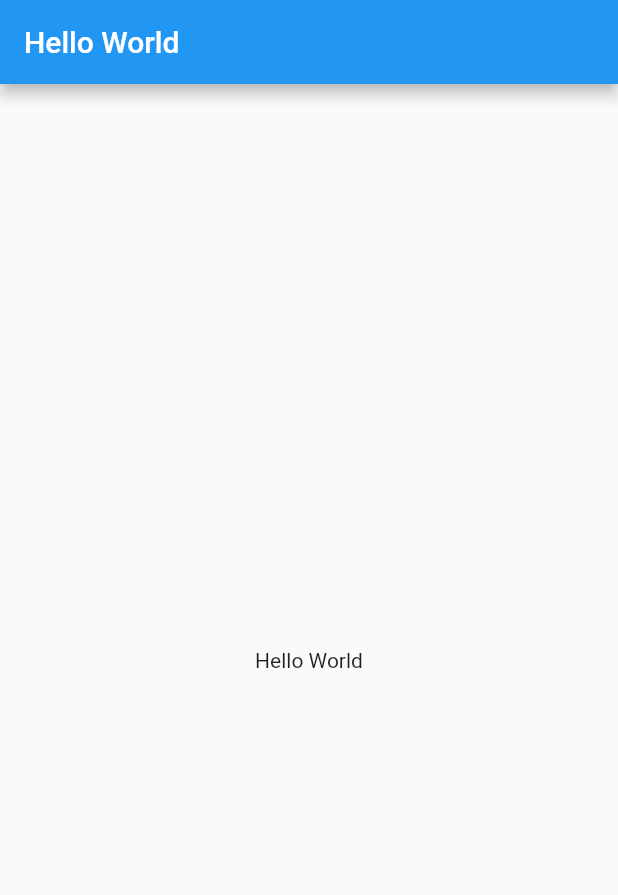
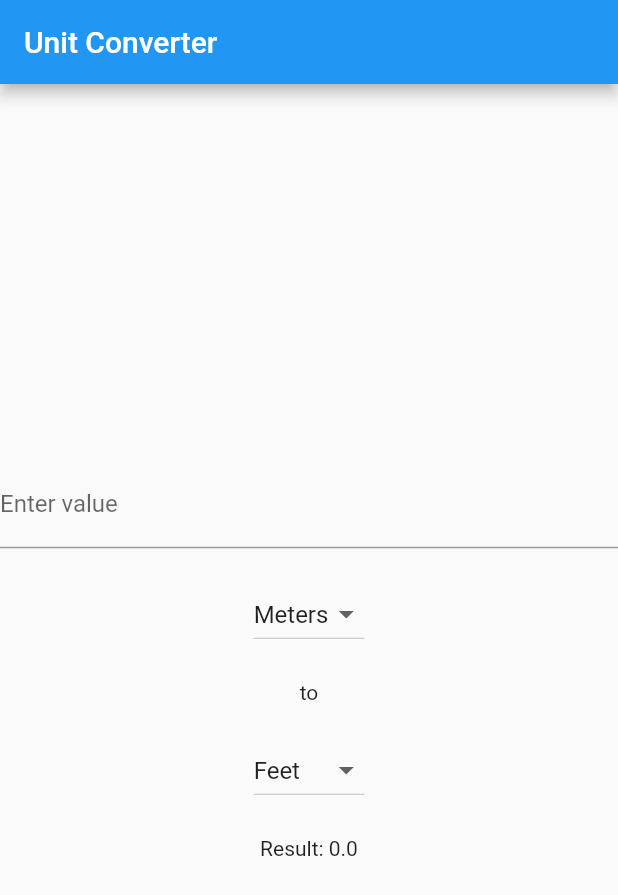
Before and after one commit to Masaya1582/Flutter_Playground, a Flutter app: the screen it shows after launch, on a phone screen of 412 x 824 dp. Shown: the top 895 px of the screen. Run offline on Flutter 3.47's test engine with Material 2 defaults, Android fonts, the phone set to English and light mode, and no system bars.

Commit message:
Unit変換(Convert Units)

```diff
--- a/lib/main.dart
+++ b/lib/main.dart
@@ -1,32 +1,109 @@
 import 'package:flutter/material.dart';
 
-void main() {
-  runApp(MyApp());
-}
+void main() => runApp(UnitConverterApp());
 
-class MyApp extends StatelessWidget {
+class UnitConverterApp extends StatelessWidget {
   @override
   Widget build(BuildContext context) {
     return MaterialApp(
-      title: 'Flutter Demo',
-      home: const MyHomePage(title: 'Hello World'),
+      title: 'Unit Converter',
+      theme: ThemeData(primarySwatch: Colors.blue),
+      home: UnitConverterScreen(),
     );
   }
 }
 
-class MyHomePage extends StatelessWidget {
-  const MyHomePage({Key? key, required this.title}) : super(key: key);
+class UnitConverterScreen extends StatefulWidget {
+  @override
+  _UnitConverterScreenState createState() => _UnitConverterScreenState();
+}
 
-  final String title;
+class _UnitConverterScreenState extends State<UnitConverterScreen> {
+  double inputValue = 0.0;
+  String selectedFromUnit = 'Meters';
+  String selectedToUnit = 'Feet';
+  double resultValue = 0.0;
+
+  Map<String, double> unitConversionMap = {
+    'Meters': 1,
+    'Feet': 3.28084,
+    'Yards': 1.09361,
+  };
+
+  void convertUnits() {
+    double? fromUnitValue = unitConversionMap[selectedFromUnit];
+    double? toUnitValue = unitConversionMap[selectedToUnit];
+    if (fromUnitValue != null && toUnitValue != null) {
+      resultValue = inputValue * (toUnitValue / fromUnitValue);
+    } else {
+      resultValue = 0.0;
+    }
+  }
 
   @override
   Widget build(BuildContext context) {
     return Scaffold(
-      appBar: AppBar(
-        title: Text(title),
-      ),
+      appBar: AppBar(title: Text('Unit Converter')),
       body: Center(
-        child: Text('Hello World'),
+        child: Column(
+          mainAxisAlignment: MainAxisAlignment.center,
+          children: [
+            TextField(
+              onChanged: (value) {
+                setState(() {
+                  inputValue = double.tryParse(value) ?? 0.0;
+                  convertUnits();
+                });
+              },
+              keyboardType: TextInputType.number,
+              decoration: InputDecoration(labelText: 'Enter value'),
+            ),
+            SizedBox(height: 20),
+            DropdownButton<String>(
+              value: selectedFromUnit,
+              onChanged: (String? newValue) {
+                if (newValue != null) {
+                  setState(() {
+                    selectedFromUnit = newValue;
+                    convertUnits();
+                  });
+                }
+              },
+              items: unitConversionMap.keys.map<DropdownMenuItem<String>>(
+                (String value) {
+                  return DropdownMenuItem<String>(
+                    value: value,
+                    child: Text(value),
+                  );
+                },
+              ).toList(),
+            ),
+            SizedBox(height: 20),
+            Text('to'),
+            SizedBox(height: 20),
+            DropdownButton<String>(
+              value: selectedToUnit,
+              onChanged: (String? newValue) {
+                if (newValue != null) {
+                  setState(() {
+                    selectedToUnit = newValue;
+                    convertUnits();
+                  });
+                }
+              },
+              items: unitConversionMap.keys.map<DropdownMenuItem<String>>(
+                (String value) {
+                  return DropdownMenuItem<String>(
+                    value: value,
+                    child: Text(value),
+                  );
+                },
+              ).toList(),
+            ),
+            SizedBox(height: 20),
+            Text('Result: $resultValue'),
+          ],
+        ),
       ),
     );
   }
```
